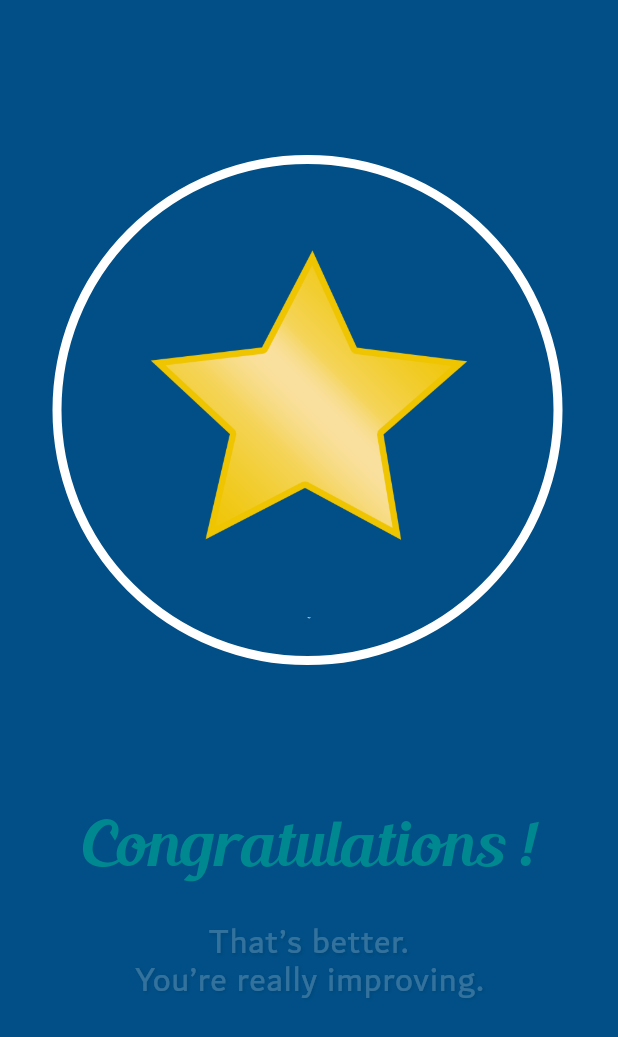
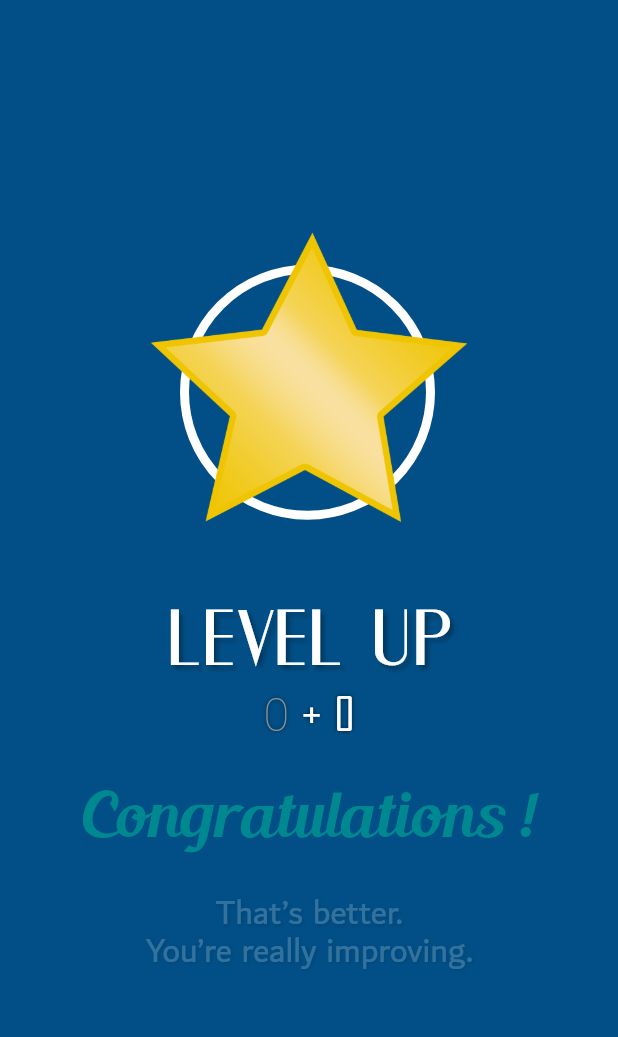
Before and after one commit to SakunthaMV/maths_vision, a Flutter app: the LevelUpScreen screen opened directly with empty values, on a phone screen of 412 x 824 dp. Shown: the top 1037 px of the screen. Run offline on Flutter 3.47's test engine with Material 2 defaults, Android fonts, the phone set to English and light mode, and no system bars; drawn by our look-alikes of percent_indicator, shimmer; our stand-ins replace cached_network_image, cloud_firestore, connectivity, date_time_picker, firebase_auth, firebase_core and 19 more; missing offline and left inert: charcode, clip_shadow, countdown_timer_simple, external_path, firebase_app_check, flutter_downloader and 6 more; accounts and stored records are empty; statements that could not run were skipped; project files that could hold a hidden picture were left out.

Commit message:
re arrange level_up_screen.dart and move some data to event data

```diff
--- a/lib/Data_Directory/event_data.dart
+++ b/lib/Data_Directory/event_data.dart
@@ -16,3 +16,35 @@ List trigonometryEventData = [
 ];
 
 List videoPrices = [0, 450, 160, 400, 300, 250, 300, 600, 230, 450];
+
+Map<String, List> quotes = {
+  'topQuote': [
+    'Good effort!',
+    'Good going!',
+    'Good work!',
+    'Keep it up!',
+    'Keep on trying!',
+    'Keep working on it',
+    'Much better!',
+    'Nice work!',
+    'Right on!',
+    'Super Duper!',
+    'Superior work.',
+    'Terrific!',
+    'That’s better.',
+    'That’s good!',
+    'Very interesting.',
+    'Wonderful!',
+  ],
+  'bottomQuote': [
+    'You are doing a good job!',
+    'You are learning a lot.',
+    'You are learning fast.',
+    'You must have been practicing.',
+    'You’re doing a great job',
+    'You’re getting better and better.',
+    'You’re on the right track now.',
+    'You’re really improving.',
+    'Now you’ve figured it out.',
+  ]
+};
--- a/lib/Event_1/level_up_screen.dart
+++ b/lib/Event_1/level_up_screen.dart
@@ -3,6 +3,8 @@ import 'dart:math';
 import 'package:flutter/material.dart';
 import 'package:percent_indicator/circular_percent_indicator.dart';
 import 'package:shimmer/shimmer.dart';
+
+import '../Data_Directory/event_data.dart';
 
 class LevelUpScreen extends StatefulWidget {
   final int newLevel;
@@ -17,44 +19,11 @@ class LevelUpScreen extends StatefulWidget {
 }
 
 class _LevelUpScreenState extends State<LevelUpScreen> with TickerProviderStateMixin {
-  Map<String, List> quotes = {
-    'topQuote': [
-      'Good effort!',
-      'Good going!',
-      'Good work!',
-      'Keep it up!',
-      'Keep on trying!',
-      'Keep working on it',
-      'Much better!',
-      'Nice work!',
-      'Right on!',
-      'Super Duper!',
-      'Superior work.',
-      'Terrific!',
-      'That’s better.',
-      'That’s good!',
-      'Very interesting.',
-      'Wonderful!',
-    ],
-    'bottomQuote': [
-      'You are doing a good job!',
-      'You are learning a lot.',
-      'You are learning fast.',
-      'You must have been practicing.',
-      'You’re doing a great job',
-      'You’re getting better and better.',
-      'You’re on the right track now.',
-      'You’re really improving.',
-      'Now you’ve figured it out.',
-    ]
-  };
-
   int _topQuote;
   int _bottomQuote;
   double _percent = 0.0;
   double _opacity = 0.0;
   double _numberOpacity = 0.0;
-  double _buttonPosition = 1.2;
   double _buttonOpacity = 0.0;
   Color _shimmerColor = Color.fromARGB(255, 63, 129, 176);
   AnimationController _numberController;
@@ -73,7 +42,7 @@ class _LevelUpScreenState extends State<LevelUpScreen> with TickerProviderStateM
     );
     _scaleAnimation = CurvedAnimation(
       parent: _scaleController,
-      curve: Curves.easeInQuart,
+      curve: Curves.elasticOut,
     );
     _numberController = AnimationController(
       vsync: this,
@@ -105,22 +74,13 @@ class _LevelUpScreenState extends State<LevelUpScreen> with TickerProviderStateM
   @override
   Widget build(BuildContext context) {
     final double width = MediaQuery.of(context).size.width;
-    final double height = MediaQuery.of(context).size.height;
     return Scaffold(
       backgroundColor: Color.fromARGB(255, 1, 79, 134),
       body: Center(
-        child: Stack(
-          alignment: AlignmentDirectional.center,
-          children: [
-            Align(
-              alignment: Alignment.topCenter,
         child: FittedBox(
           child: Column(
-                  mainAxisAlignment: MainAxisAlignment.start,
+            mainAxisSize: MainAxisSize.min,
             children: [
-                    SizedBox(
-                      height: height * 0.1,
-                    ),
               Stack(
                 alignment: AlignmentDirectional.center,
                 children: [
@@ -132,7 +92,7 @@ class _LevelUpScreenState extends State<LevelUpScreen> with TickerProviderStateM
                       right: 5,
                     ),
                     child: CircularPercentIndicator(
-                            radius: 170,
+                      radius: 85,
                       percent: _percent,
                       backgroundColor: Colors.transparent,
                       animation: true,
@@ -185,8 +145,9 @@ class _LevelUpScreenState extends State<LevelUpScreen> with TickerProviderStateM
                         child: Container(
                           width: 100,
                           height: 100,
-                                color: Colors.white.withOpacity(0.0),
+                          padding: EdgeInsets.only(right: widget.newLevel >= 100 ? 9 : 0),
                           child: Center(
+                            child: FittedBox(
                               child: Text(
                                 '${widget.newLevel}',
                                 style: TextStyle(
@@ -201,77 +162,11 @@ class _LevelUpScreenState extends State<LevelUpScreen> with TickerProviderStateM
                         ),
                       ),
                     ),
-                      ],
-                    ),
-                    AnimatedContainer(
-                      duration: Duration(seconds: 1),
-                      height: 90,
-                    ),
-                    TweenAnimationBuilder(
-                      tween: Tween(begin: 0.0, end: 1.0),
-                      duration: Duration(milliseconds: 1500),
-                      curve: Curves.linearToEaseOut,
-                      builder: (_, scale, __) {
-                        return Transform.scale(
-                          scale: scale,
-                          child: Shimmer.fromColors(
-                            baseColor: Color.fromARGB(255, 0, 136, 145),
-                            highlightColor: _shimmerColor,
-                            child: Text(
-                              'Congratulations !',
-                              style: TextStyle(
-                                fontFamily: 'Blenda Script',
-                                fontSize: 42,
-                                color: Color.fromARGB(255, 0, 136, 145),
-                              ),
-                            ),
-                          ),
-                        );
-                      },
-                    ),
-                    AnimatedOpacity(
-                      duration: Duration(milliseconds: 1500),
-                      opacity: _opacity,
-                      onEnd: () {
-                        _numberController.forward();
-                        setState(() {
-                          _numberOpacity = 1.0;
-                          _buttonPosition = 0.8;
-                          _buttonOpacity = 1.0;
-                          _shimmerColor = Colors.white;
-                        });
-                        _textController.forward();
-                      },
-                      child: Padding(
-                        padding: const EdgeInsets.only(top: 30, bottom: 30),
-                        child: Text(
-                          '${quotes['topQuote'][_topQuote]}\n${quotes['bottomQuote'][_bottomQuote]}',
-                          style: TextStyle(
-                            fontFamily: 'Dubai Regular',
-                            fontSize: 23,
-                            color: Colors.white,
-                            height: 1.1,
-                            letterSpacing: 0.7,
-                            shadows: [
-                              Shadow(
-                                blurRadius: 2,
-                                color: Colors.black.withOpacity(0.5),
-                                offset: Offset(1, 1),
-                              )
-                            ],
-                          ),
-                          textAlign: TextAlign.center,
-                        ),
-                      ),
                   ),
                 ],
               ),
-              ),
-            ),
               ScaleTransition(
                 scale: _scaleAnimation,
-              child: Padding(
-                padding: const EdgeInsets.only(top: 40),
                 child: Column(
                   mainAxisSize: MainAxisSize.min,
                   children: [
@@ -283,8 +178,8 @@ class _LevelUpScreenState extends State<LevelUpScreen> with TickerProviderStateM
                         color: Colors.white,
                         shadows: [
                           Shadow(
-                            blurRadius: 4,
-                            color: Colors.black.withOpacity(0.5),
+                            blurRadius: 3,
+                            color: Colors.black.withOpacity(0.3),
                             offset: Offset(2, 2),
                           )
                         ],
@@ -297,13 +192,13 @@ class _LevelUpScreenState extends State<LevelUpScreen> with TickerProviderStateM
                           text: TextSpan(
                             style: TextStyle(
                               fontFamily: 'AgencyFB',
-                              fontSize: 23,
+                              fontSize: 25,
                               letterSpacing: 1,
                               color: Colors.white,
                               shadows: [
                                 Shadow(
                                   blurRadius: 3,
-                                  color: Colors.black.withOpacity(0.8),
+                                  color: Colors.black.withOpacity(0.6),
                                 ),
                               ],
                             ),
@@ -325,11 +220,70 @@ class _LevelUpScreenState extends State<LevelUpScreen> with TickerProviderStateM
                   ],
                 ),
               ),
+              Padding(
+                padding: const EdgeInsets.symmetric(vertical: 30),
+                child: TweenAnimationBuilder(
+                  tween: Tween(begin: 0.0, end: 1.0),
+                  duration: Duration(milliseconds: 1500),
+                  curve: Curves.linearToEaseOut,
+                  builder: (_, scale, __) {
+                    return Transform.scale(
+                      scale: scale,
+                      child: Shimmer.fromColors(
+                        baseColor: Color.fromARGB(255, 0, 136, 145),
+                        highlightColor: _shimmerColor,
+                        child: Padding(
+                          padding: EdgeInsets.symmetric(horizontal: width * 0.05),
+                          child: FittedBox(
+                            child: Text(
+                              'Congratulations !',
+                              style: TextStyle(
+                                fontFamily: 'Blenda Script',
+                                fontSize: 42,
+                                color: Color.fromARGB(255, 0, 136, 145),
                               ),
-            AnimatedContainer(
+                            ),
+                          ),
+                        ),
+                      ),
+                    );
+                  },
+                ),
+              ),
+              AnimatedOpacity(
                 duration: Duration(milliseconds: 1500),
-              alignment: Alignment(0, _buttonPosition),
-              curve: Curves.fastOutSlowIn,
+                opacity: _opacity,
+                onEnd: () {
+                  _numberController.forward();
+                  setState(() {
+                    _numberOpacity = 1.0;
+                    _buttonOpacity = 1.0;
+                    _shimmerColor = Colors.white;
+                  });
+                  _textController.forward();
+                },
+                child: Text(
+                  '${quotes['topQuote'][_topQuote]}\n${quotes['bottomQuote'][_bottomQuote]}',
+                  style: TextStyle(
+                    fontFamily: 'Dubai Regular',
+                    fontSize: 23,
+                    color: Colors.white,
+                    height: 1.1,
+                    letterSpacing: 0.0,
+                    wordSpacing: 1.0,
+                    shadows: [
+                      Shadow(
+                        blurRadius: 2,
+                        color: Colors.black.withOpacity(0.5),
+                        offset: Offset(1, 1),
+                      )
+                    ],
+                  ),
+                  textAlign: TextAlign.center,
+                ),
+              ),
+              Container(
+                margin: const EdgeInsets.only(top: 30),
                 child: AnimatedOpacity(
                   duration: Duration(milliseconds: 1500),
                   opacity: _buttonOpacity,
@@ -342,6 +296,8 @@ class _LevelUpScreenState extends State<LevelUpScreen> with TickerProviderStateM
                       style: TextStyle(
                         fontFamily: 'Open Sans',
                         fontSize: 23,
+                        color: Colors.white,
+                        letterSpacing: 0.0,
                       ),
                     ),
                     style: ElevatedButton.styleFrom(
@@ -356,6 +312,7 @@ class _LevelUpScreenState extends State<LevelUpScreen> with TickerProviderStateM
             ],
           ),
         ),
+      ),
     );
   }
 }
```
Lines whose indentation alone changed are shown as unchanged.
